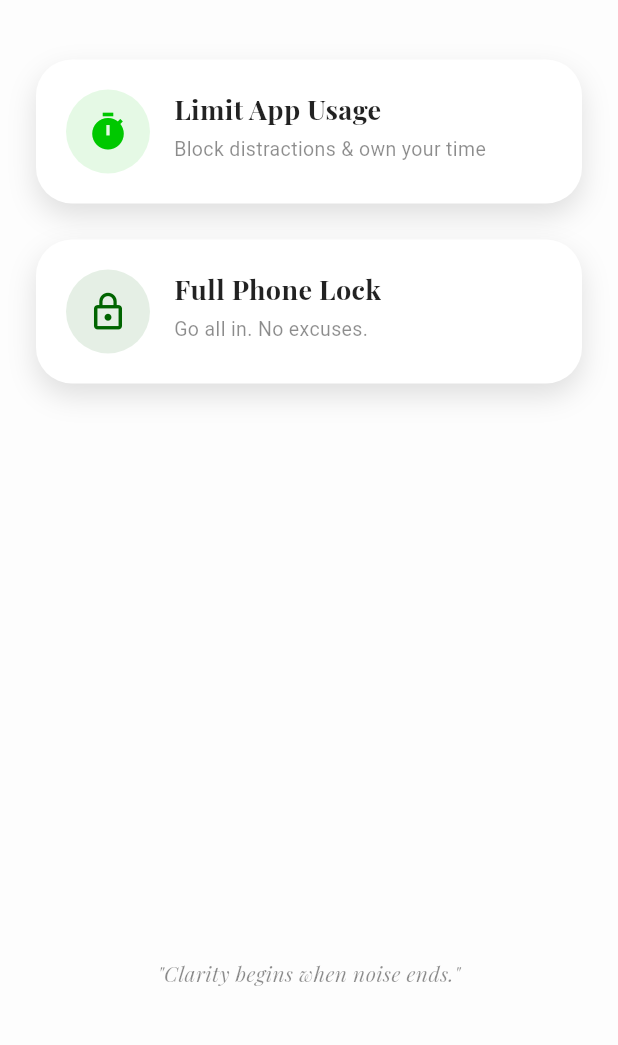
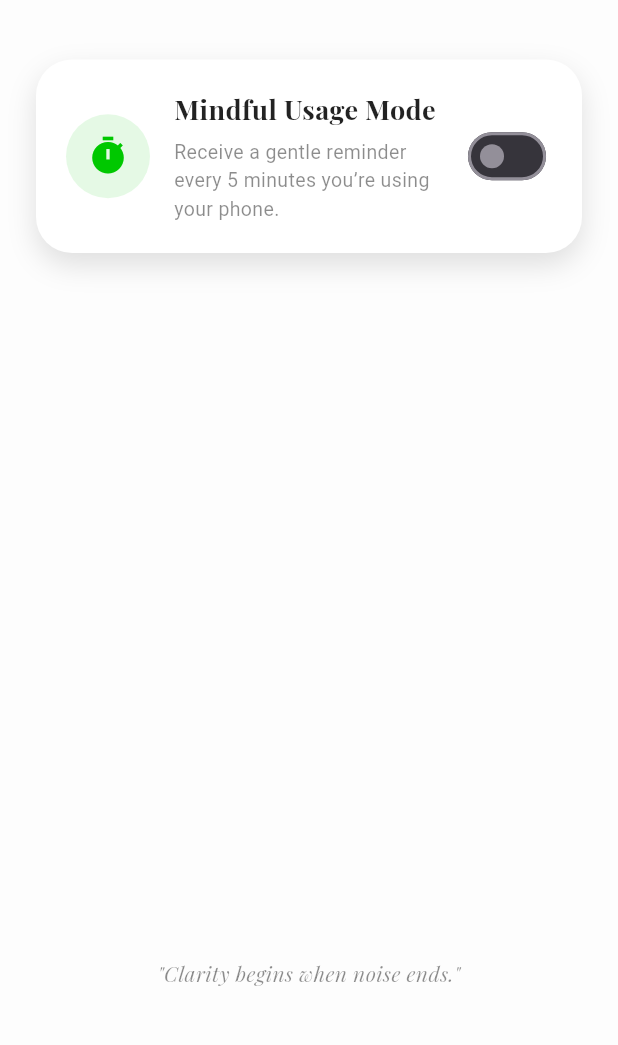
Before and after one commit to AleixVall-lloveraPeiro/app, a Flutter app: the HomeScreen screen opened directly, on a phone screen of 412 x 824 dp, the part 188-1233 px from its top. Run offline on Flutter 3.47's test engine with Material 3 defaults, Android fonts, the phone set to English and light mode, and no system bars; our stand-ins replace flutter_local_notifications, google_fonts; missing offline and left inert: device_apps.

Commit message:
mindful_usage-mode frontend and backend start (pending: solve deprecated device_apps)

```diff
--- a/lib/home_screen.dart
+++ b/lib/home_screen.dart
@@ -1,11 +1,20 @@
 import 'package:flutter/material.dart';
 import 'package:google_fonts/google_fonts.dart';
 
-class HomeScreen extends StatelessWidget {
+class HomeScreen extends StatefulWidget {
   const HomeScreen({super.key});
 
   @override
+  State<HomeScreen> createState() => _HomeScreenState();
+}
+
+class _HomeScreenState extends State<HomeScreen> {
+  bool isMindfulModeOn = false;
+
+  @override
   Widget build(BuildContext context) {
+    final screenWidth = MediaQuery.of(context).size.width;
+
     return Scaffold(
       backgroundColor: const Color(0xFFFDFDFD),
       appBar: AppBar(
@@ -38,20 +47,17 @@ class HomeScreen extends StatelessWidget {
             const SizedBox(height: 40),
             _buildOptionButton(
               context,
-              title: 'Limit App Usage',
-              subtitle: 'Block distractions & own your time',
+              title: 'Mindful Usage Mode',
+              subtitle: 'Receive a gentle reminder every 5 minutes you’re using your phone.',
               icon: Icons.timer,
               color: const Color.fromARGB(255, 0, 200, 0),
-              onTap: () {},
-            ),
-            const SizedBox(height: 24),
-            _buildOptionButton(
-              context,
-              title: 'Full Phone Lock',
-              subtitle: 'Go all in. No excuses.',
-              icon: Icons.lock_outline,
-              color: const Color.fromARGB(255, 0, 100, 0),
-              onTap: () {},
+              isActive: isMindfulModeOn,
+              onToggle: () {
+                setState(() {
+                  isMindfulModeOn = !isMindfulModeOn;
+                });
+              },
+              maxWidth: screenWidth - 120,
             ),
             const Spacer(),
             Text(
@@ -75,11 +81,11 @@ class HomeScreen extends StatelessWidget {
     required String subtitle,
     required IconData icon,
     required Color color,
-    required VoidCallback onTap,
+    required bool isActive,
+    required VoidCallback onToggle,
+    required double maxWidth,
   }) {
-    return GestureDetector(
-      onTap: onTap,
-      child: Container(
+    return Container(
       padding: const EdgeInsets.all(20),
       decoration: BoxDecoration(
         color: Colors.white,
@@ -93,7 +99,7 @@ class HomeScreen extends StatelessWidget {
         ],
       ),
       child: Row(
-          crossAxisAlignment: CrossAxisAlignment.start,
+        crossAxisAlignment: CrossAxisAlignment.center,
         children: [
           Container(
             padding: const EdgeInsets.all(14),
@@ -105,6 +111,8 @@ class HomeScreen extends StatelessWidget {
           ),
           const SizedBox(width: 16),
           Expanded(
+            child: ConstrainedBox(
+              constraints: BoxConstraints(maxWidth: maxWidth),
               child: Column(
                 crossAxisAlignment: CrossAxisAlignment.start,
                 children: [
@@ -116,11 +124,9 @@ class HomeScreen extends StatelessWidget {
                       color: Colors.black87,
                     ),
                   ),
-                  const SizedBox(height: 4),
+                  const SizedBox(height: 6),
                   Text(
                     subtitle,
-                    maxLines: 2,
-                    overflow: TextOverflow.ellipsis,
                     style: const TextStyle(
                       fontSize: 13,
                       color: Colors.black45,
@@ -129,8 +135,14 @@ class HomeScreen extends StatelessWidget {
                 ],
               ),
             ),
+          ),
+          const SizedBox(width: 8),
+          Switch.adaptive(
+            value: isActive,
+            onChanged: (_) => onToggle(),
+            activeColor: color,
+          ),
         ],
-        ),
       ),
     );
   }
--- a/pubspec.yaml
+++ b/pubspec.yaml
@@ -9,9 +9,10 @@ environment:
 dependencies:
   flutter:
     sdk: flutter
-  device_apps: ^2.2.0
   google_fonts: ^6.2.1
   shared_preferences: ^2.5.3
+  flutter_local_notifications: ^19.3.0
+  device_apps: ^2.2.0
   app_settings: ^6.1.1
   permission_handler: ^12.0.0
   flutter_time_picker_spinner: ^2.0.0
```
Also changed, not shown: lib/mindful_usage_mode.dart (added, +60 -0 lines), pubspec.lock, 3 other files. Lines whose indentation alone changed are shown as unchanged.
